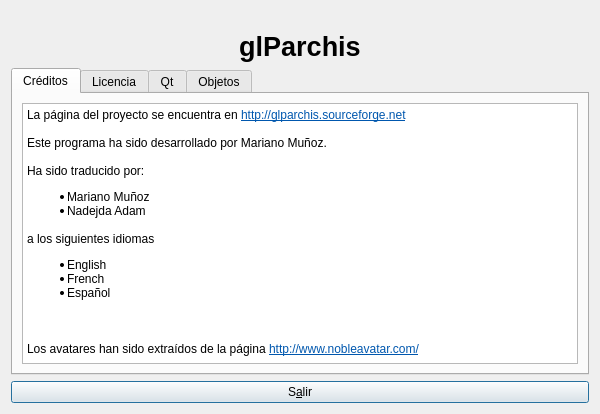
turulomio/glparchis, file ui/frmAbout.ui: the form before one commit.
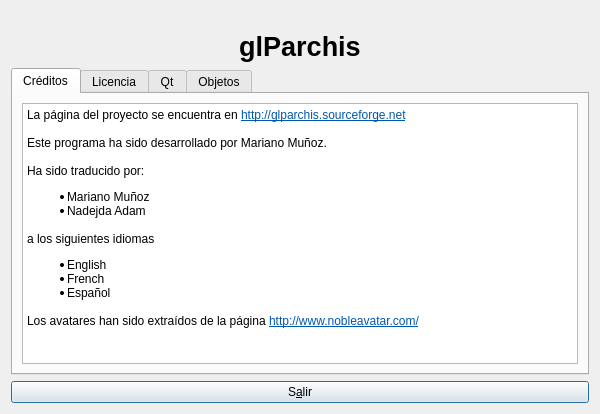
The form after the commit. Icons and pictures are not drawn. Custom widgets are drawn as their Qt base class.

Commit message: Nuevos requisitos

```diff
--- a/ui/frmAbout.ui
+++ b/ui/frmAbout.ui
@@ -77,8 +77,6 @@
 &lt;li style=&quot; margin-top:0px; margin-bottom:0px; margin-left:0px; margin-right:0px; -qt-block-indent:0; text-indent:0px;&quot;&gt;French&lt;/li&gt;
 &lt;li style=&quot; margin-top:0px; margin-bottom:0px; margin-left:0px; margin-right:0px; -qt-block-indent:0; text-indent:0px;&quot;&gt;Español&lt;/li&gt;&lt;/ul&gt;
 &lt;p style=&quot;-qt-paragraph-type:empty; margin-top:0px; margin-bottom:0px; margin-left:0px; margin-right:0px; -qt-block-indent:0; text-indent:0px;&quot;&gt;&lt;/p&gt;
-&lt;p style=&quot;-qt-paragraph-type:empty; margin-top:0px; margin-bottom:0px; margin-left:0px; margin-right:0px; -qt-block-indent:0; text-indent:0px;&quot;&gt;&lt;/p&gt;
-&lt;p style=&quot;-qt-paragraph-type:empty; margin-top:0px; margin-bottom:0px; margin-left:0px; margin-right:0px; -qt-block-indent:0; text-indent:0px; text-decoration: underline; color:#0057ae;&quot;&gt;&lt;/p&gt;
 &lt;p style=&quot; margin-top:0px; margin-bottom:0px; margin-left:0px; margin-right:0px; -qt-block-indent:0; text-indent:0px;&quot;&gt;Los avatares han sido extraídos de la página &lt;a href=&quot;http://www.nobleavatar.com/&quot;&gt;&lt;span style=&quot; text-decoration: underline; color:#0057ae;&quot;&gt;http://www.nobleavatar.com/&lt;/span&gt;&lt;/a&gt;&lt;/p&gt;&lt;/body&gt;&lt;/html&gt;</string>
            </property>
           </widget>
```
The commit also changes 1 other file.
